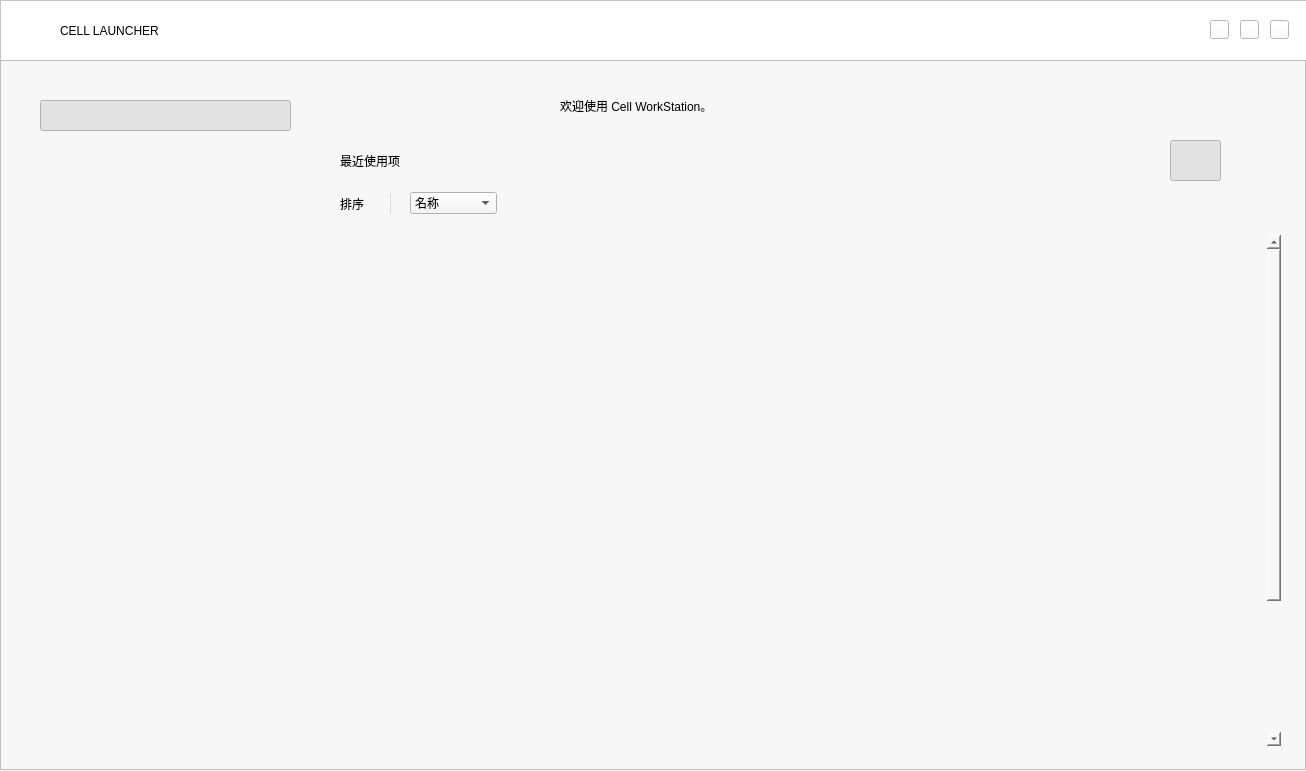
The window that Forms/mainwindow.ui (elexenon/Cell) describes before a commit, drawn with Qt 5.
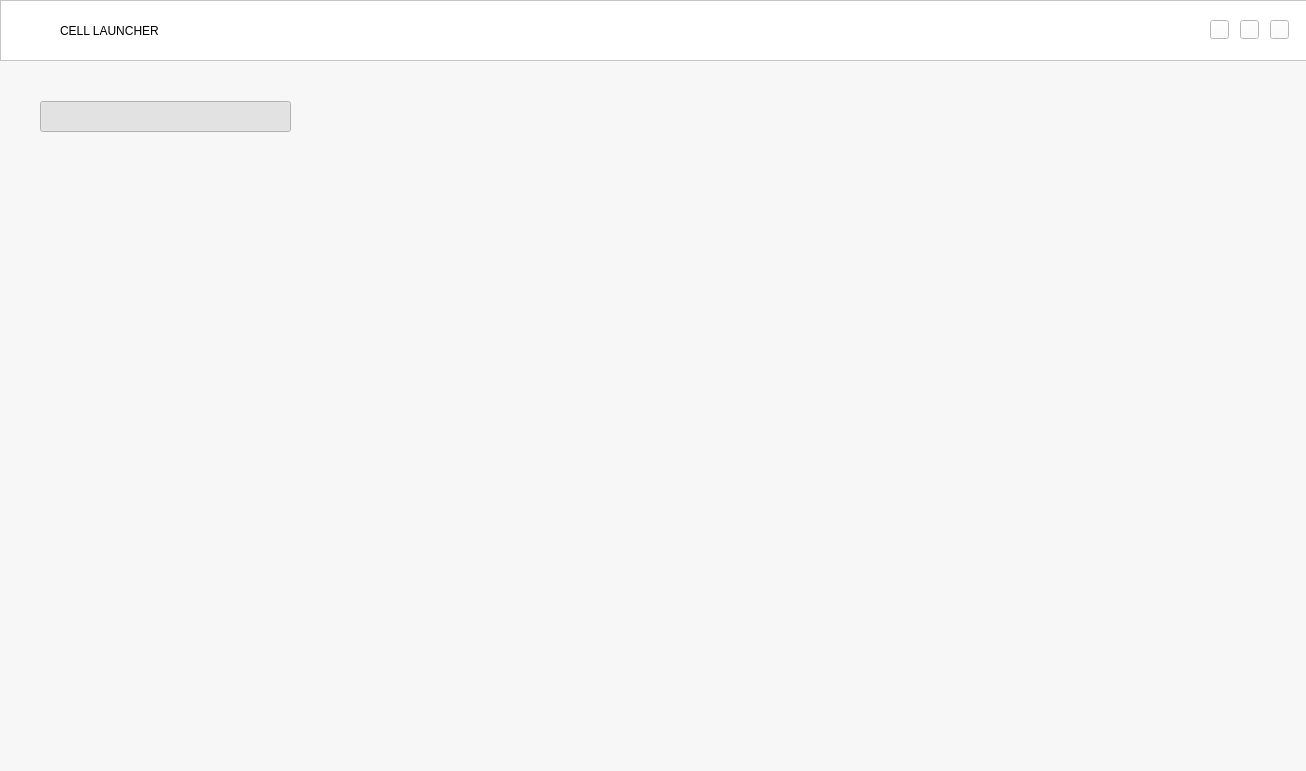
The same window after the commit. Icons and pictures are not drawn.

Commit message: Rebuilded MainWindow's structure of Stacked Pages.

```diff
--- a/Forms/mainwindow.ui
+++ b/Forms/mainwindow.ui
@@ -115,42 +115,11 @@
     </property>
    </widget>
   </widget>
-  <widget class="QFrame" name="frame_main">
-   <property name="geometry">
-    <rect>
-     <x>0</x>
-     <y>60</y>
-     <width>1306</width>
-     <height>710</height>
-    </rect>
-   </property>
-   <property name="styleSheet">
-    <string notr="true">background-image: url(:/images/Share/images/mainBackGround.png);</string>
-   </property>
-   <property name="frameShape">
-    <enum>QFrame::StyledPanel</enum>
-   </property>
-   <property name="frameShadow">
-    <enum>QFrame::Raised</enum>
-   </property>
-   <widget class="QLabel" name="label_welcome">
-    <property name="geometry">
-     <rect>
-      <x>560</x>
-      <y>20</y>
-      <width>511</width>
-      <height>51</height>
-     </rect>
-    </property>
-    <property name="text">
-     <string>欢迎使用 Cell WorkStation。</string>
-    </property>
-   </widget>
    <widget class="QPushButton" name="Btn_HomePage">
     <property name="geometry">
      <rect>
       <x>40</x>
-      <y>40</y>
+     <y>101</y>
       <width>251</width>
       <height>31</height>
      </rect>
@@ -175,7 +144,7 @@
     <property name="geometry">
      <rect>
       <x>40</x>
-      <y>74</y>
+     <y>135</y>
       <width>251</width>
       <height>31</height>
      </rect>
@@ -200,7 +169,7 @@
     <property name="geometry">
      <rect>
       <x>40</x>
-      <y>108</y>
+     <y>169</y>
       <width>251</width>
       <height>31</height>
      </rect>
@@ -225,7 +194,7 @@
     <property name="geometry">
      <rect>
       <x>40</x>
-      <y>270</y>
+     <y>331</y>
       <width>251</width>
       <height>81</height>
      </rect>
@@ -250,7 +219,7 @@
     <property name="geometry">
      <rect>
       <x>40</x>
-      <y>360</y>
+     <y>421</y>
       <width>251</width>
       <height>81</height>
      </rect>
@@ -271,168 +240,49 @@
      <bool>true</bool>
     </property>
    </widget>
-   <widget class="QLabel" name="label_recentPJ">
+  <widget class="QLabel" name="label_welcome">
     <property name="geometry">
      <rect>
-      <x>340</x>
-      <y>85</y>
-      <width>131</width>
-      <height>31</height>
+     <x>560</x>
+     <y>81</y>
+     <width>511</width>
+     <height>51</height>
      </rect>
     </property>
     <property name="text">
-     <string>最近使用项</string>
-    </property>
-   </widget>
-   <widget class="QPushButton" name="Btn_grid">
+    <string>欢迎使用 Cell WorkStation。</string>
+   </property>
+  </widget>
+  <widget class="QStackedWidget" name="stackedWidget">
     <property name="geometry">
      <rect>
-      <x>1170</x>
-      <y>80</y>
-      <width>51</width>
-      <height>41</height>
+     <x>336</x>
+     <y>61</y>
+     <width>970</width>
+     <height>710</height>
      </rect>
     </property>
     <property name="styleSheet">
-     <string notr="true">border-image: url(:/images/Share/images/MainWindowGrid2.png);</string>
-    </property>
-    <property name="text">
-     <string/>
-    </property>
-    <property name="checkable">
-     <bool>true</bool>
-    </property>
-    <property name="checked">
-     <bool>true</bool>
-    </property>
-    <property name="flat">
-     <bool>true</bool>
-    </property>
-   </widget>
-   <widget class="QPushButton" name="Btn_list">
-    <property name="geometry">
-     <rect>
-      <x>1240</x>
-      <y>80</y>
-      <width>51</width>
-      <height>41</height>
-     </rect>
-    </property>
-    <property name="styleSheet">
-     <string notr="true">border-image: url(:/images/Share/images/MainWindowList1.png);</string>
-    </property>
-    <property name="text">
-     <string/>
-    </property>
-    <property name="checkable">
-     <bool>true</bool>
-    </property>
-    <property name="flat">
-     <bool>true</bool>
-    </property>
-   </widget>
-   <widget class="QLabel" name="label_sort">
-    <property name="geometry">
-     <rect>
-      <x>340</x>
-      <y>128</y>
-      <width>51</width>
-      <height>31</height>
-     </rect>
-    </property>
-    <property name="text">
-     <string>排序</string>
-    </property>
-   </widget>
-   <widget class="QScrollArea" name="main_scrollArea">
-    <property name="geometry">
-     <rect>
-      <x>330</x>
-      <y>175</y>
-      <width>951</width>
-      <height>511</height>
-     </rect>
-    </property>
-    <property name="styleSheet">
-     <string notr="true">background-color: rgb(247, 247, 247);</string>
-    </property>
-    <property name="frameShape">
-     <enum>QFrame::NoFrame</enum>
-    </property>
-    <property name="frameShadow">
-     <enum>QFrame::Sunken</enum>
-    </property>
-    <property name="verticalScrollBarPolicy">
-     <enum>Qt::ScrollBarAlwaysOn</enum>
-    </property>
-    <property name="horizontalScrollBarPolicy">
-     <enum>Qt::ScrollBarAlwaysOff</enum>
-    </property>
-    <property name="widgetResizable">
-     <bool>true</bool>
-    </property>
-    <widget class="QWidget" name="scrollAreaWidgetContents">
+    <string notr="true"/>
+   </property>
+   <widget class="QWidget" name="page"/>
+   <widget class="QWidget" name="page_2"/>
+  </widget>
+  <widget class="QLabel" name="label_backGND">
      <property name="geometry">
       <rect>
        <x>0</x>
-       <y>0</y>
-       <width>951</width>
-       <height>700</height>
-      </rect>
-     </property>
-     <property name="minimumSize">
-      <size>
-       <width>951</width>
-       <height>700</height>
-      </size>
-     </property>
-     <widget class="QWidget" name="gridLayoutWidget">
-      <property name="geometry">
-       <rect>
-        <x>10</x>
-        <y>10</y>
-        <width>901</width>
-        <height>671</height>
-       </rect>
-      </property>
-      <layout class="QGridLayout" name="gridLayout"/>
-     </widget>
-    </widget>
-   </widget>
-   <widget class="QComboBox" name="comboBox_sort">
-    <property name="geometry">
-     <rect>
-      <x>410</x>
-      <y>132</y>
-      <width>87</width>
-      <height>22</height>
-     </rect>
-    </property>
-    <item>
-     <property name="text">
-      <string>名称</string>
-     </property>
-    </item>
-   </widget>
-   <widget class="Line" name="line">
-    <property name="geometry">
-     <rect>
-      <x>380</x>
-      <y>133</y>
-      <width>20</width>
-      <height>21</height>
+     <y>570</y>
+     <width>211</width>
+     <height>201</height>
      </rect>
     </property>
     <property name="styleSheet">
-     <string notr="true">color: rgb(218, 218, 218);</string>
-    </property>
-    <property name="frameShadow">
-     <enum>QFrame::Plain</enum>
-    </property>
-    <property name="orientation">
-     <enum>Qt::Vertical</enum>
-    </property>
-   </widget>
+    <string notr="true">border-image: url(:/images/Share/images/labelCell.png);</string>
+   </property>
+   <property name="text">
+    <string/>
+   </property>
   </widget>
  </widget>
  <resources/>
```
Left out of the diff: 2 changed lines with no effect on the pictures. Lines whose indentation alone changed are shown as unchanged. The commit also changes 22 other files.
